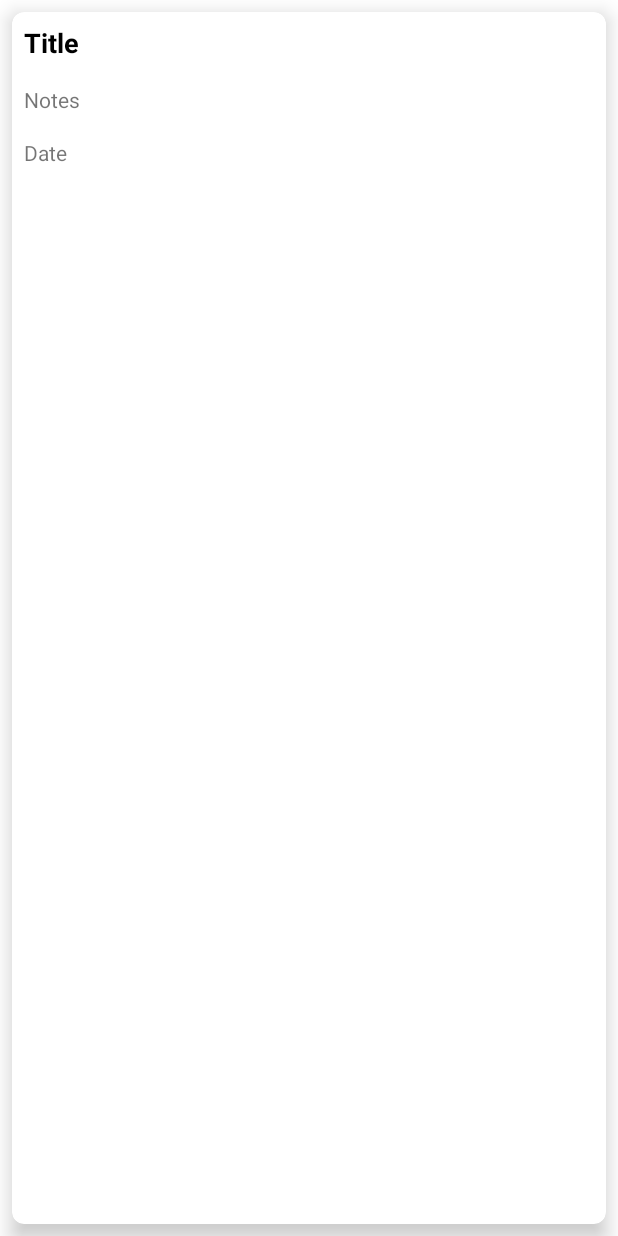
After one commit to jiyeong97/CodeClauseInternship_StickyNoteApp, an Android app: the layout notes_list.xml on its own in the app's theme, with its tools: preview values and no code run, on a phone screen of 412 x 824 dp. The commit adds this screen. Run offline under Robolectric (Android 15) with nearby library versions, the phone set to English and light mode, and no system bars.

Commit message:
Note layout

```diff
--- a/app/src/main/res/layout/activity_main.xml
+++ b/app/src/main/res/layout/activity_main.xml
@@ -24,4 +24,5 @@
         android:layout_width="wrap_content"
         android:layout_height="wrap_content"/>
 
+
 </RelativeLayout>
--- /dev/null
+++ b/app/src/main/res/layout/notes_list.xml
@@ -0,0 +1,64 @@
+<?xml version="1.0" encoding="utf-8"?>
+<androidx.cardview.widget.CardView xmlns:android="http://schemas.android.com/apk/res/android"
+    android:layout_width="match_parent"
+    android:layout_height="match_parent"
+    xmlns:app="http://schemas.android.com/apk/res-auto"
+    app:cardBackgroundColor="@color/white"
+    android:id="@+id/notes_container"
+    app:cardCornerRadius="8dp"
+    app:cardElevation="8dp"
+    android:layout_margin="8dp">
+    <LinearLayout
+        android:orientation="vertical"
+        android:layout_width="match_parent"
+        android:layout_height="wrap_content">
+        <RelativeLayout
+            android:layout_width="match_parent"
+            android:layout_height="wrap_content">
+            <TextView
+                android:id="@+id/textView_title"
+                android:text="Title"
+                android:layout_alignParentStart="true"
+                android:textSize="18dp"
+                android:textColor="@color/black"
+                android:textStyle="bold"
+                android:padding="8dp"
+                android:singleLine="true"
+                android:ellipsize="marquee"
+                android:marqueeRepeatLimit="marquee_forever"
+                android:scrollHorizontally="true"
+                android:layout_width="match_parent"
+                android:layout_height="wrap_content"/>
+            <ImageView
+                android:id="@+id/imageView_pin"
+                android:layout_alignParentEnd="true"
+                android:layout_width="30dp"
+                android:layout_height="30dp"/>
+        </RelativeLayout>
+        <TextView
+            android:id="@+id/textView_notes"
+            android:text="Notes"
+            android:textColore="@color/black"
+            android:textSize="14sp"
+            android:textStyle="normal"
+            android:maxLines="10"
+            android:padding="8dp"
+            android:layout_width="match_parent"
+            android:layout_height="wrap_content"/>
+        <TextView
+            android:id="@+id/textView_date"
+            android:text="Date"
+            android:textColore="@color/grey"
+            android:singleLine="true"
+            android:ellipsize="marquee"
+            android:marqueeRepeatLimit="marquee_forever"
+            android:scrollHorizontally="true"
+            android:textSize="14sp"
+            android:textStyle="normal"
+            android:maxLines="10"
+            android:padding="8dp"
+            android:layout_width="match_parent"
+            android:layout_height="wrap_content"/>
+    </LinearLayout>
+
+</androidx.cardview.widget.CardView>
--- a/app/src/main/res/values/colors.xml
+++ b/app/src/main/res/values/colors.xml
@@ -8,4 +8,5 @@
     <color name="black">#FF000000</color>
     <color name="white">#FFFFFFFF</color>
     <color name="btnGreen">#4CAF50</color>
+    <color name="grey">#758AA2</color>
 </resources>
```
Also changed, not shown: app/src/main/res/drawable/crown.png (added).
